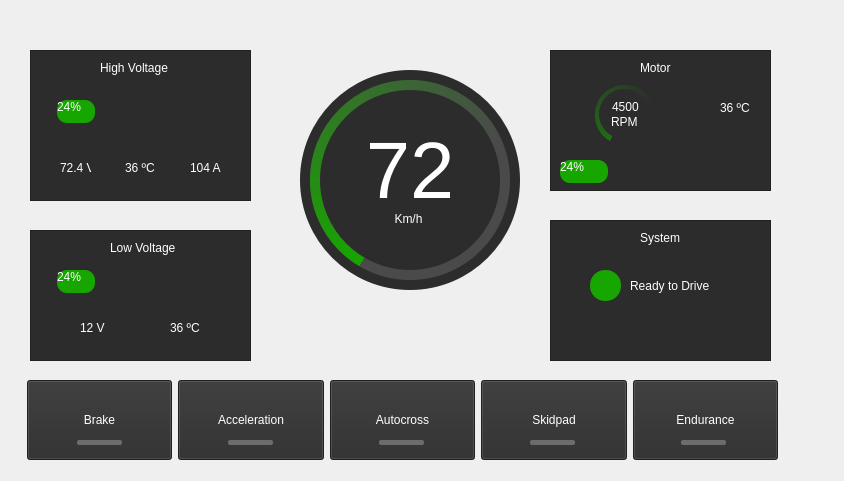
This is form.ui in FGR-UnB/teste as Qt 5 draws it before an edit. The edited form follows.
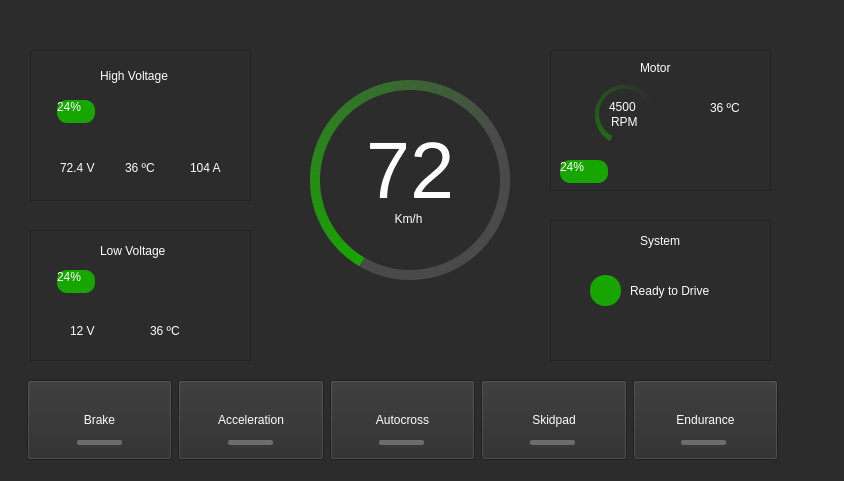
This is the edited form.

What changed in the file:
```diff
--- a/form.ui
+++ b/form.ui
@@ -13,6 +13,11 @@
   <property name="windowTitle">
    <string>Widget</string>
   </property>
+  <property name="styleSheet">
+   <string notr="true">QWidget{
+	background-color: rgb(44, 44, 44);
+}</string>
+  </property>
   <widget class="QWidget" name="horizontalLayoutWidget">
    <property name="geometry">
     <rect>
@@ -453,8 +458,8 @@
      <rect>
       <x>70</x>
       <y>10</y>
-      <width>71</width>
-      <height>16</height>
+      <width>101</width>
+      <height>31</height>
      </rect>
     </property>
     <property name="text">
@@ -466,7 +471,7 @@
      <rect>
       <x>30</x>
       <y>110</y>
-      <width>31</width>
+      <width>51</width>
       <height>16</height>
      </rect>
     </property>
@@ -479,7 +484,7 @@
      <rect>
       <x>95</x>
       <y>110</y>
-      <width>31</width>
+      <width>41</width>
       <height>16</height>
      </rect>
     </property>
@@ -492,7 +497,7 @@
      <rect>
       <x>160</x>
       <y>110</y>
-      <width>31</width>
+      <width>41</width>
       <height>16</height>
      </rect>
     </property>
@@ -510,6 +515,12 @@
      <height>131</height>
     </rect>
    </property>
+   <property name="sizePolicy">
+    <sizepolicy hsizetype="Preferred" vsizetype="Preferred">
+     <horstretch>0</horstretch>
+     <verstretch>0</verstretch>
+    </sizepolicy>
+   </property>
    <property name="styleSheet">
     <string notr="true">background-color: rgb(44, 44, 44);
 color: white;</string>
@@ -523,10 +534,10 @@
    <widget class="QLabel" name="TitleLV">
     <property name="geometry">
      <rect>
-      <x>80</x>
+      <x>70</x>
       <y>10</y>
-      <width>71</width>
-      <height>16</height>
+      <width>111</width>
+      <height>21</height>
      </rect>
     </property>
     <property name="text">
@@ -560,10 +571,10 @@
    <widget class="QLabel" name="VoltslV">
     <property name="geometry">
      <rect>
-      <x>50</x>
+      <x>40</x>
       <y>90</y>
-      <width>31</width>
-      <height>16</height>
+      <width>41</width>
+      <height>21</height>
      </rect>
     </property>
     <property name="text">
@@ -573,10 +584,10 @@
    <widget class="QLabel" name="CelsiusLV">
     <property name="geometry">
      <rect>
-      <x>140</x>
+      <x>120</x>
       <y>90</y>
-      <width>31</width>
-      <height>16</height>
+      <width>41</width>
+      <height>21</height>
      </rect>
     </property>
     <property name="text">
@@ -608,8 +619,8 @@
      <rect>
       <x>90</x>
       <y>10</y>
-      <width>41</width>
-      <height>16</height>
+      <width>51</width>
+      <height>21</height>
      </rect>
     </property>
     <property name="text">
@@ -620,9 +631,9 @@
     <property name="geometry">
      <rect>
       <x>80</x>
-      <y>58</y>
-      <width>81</width>
-      <height>16</height>
+      <y>60</y>
+      <width>111</width>
+      <height>21</height>
      </rect>
     </property>
     <property name="text">
@@ -633,7 +644,7 @@
     <property name="geometry">
      <rect>
       <x>40</x>
-      <y>50</y>
+      <y>55</y>
       <width>31</width>
       <height>31</height>
      </rect>
@@ -686,9 +697,9 @@
    <widget class="QLabel" name="label_3">
     <property name="geometry">
      <rect>
-      <x>170</x>
+      <x>160</x>
       <y>50</y>
-      <width>31</width>
+      <width>51</width>
       <height>16</height>
      </rect>
     </property>
@@ -808,9 +819,9 @@
        <widget class="QLabel" name="label_6">
         <property name="geometry">
          <rect>
-          <x>13</x>
+          <x>10</x>
           <y>10</y>
-          <width>31</width>
+          <width>41</width>
           <height>16</height>
          </rect>
         </property>
```
